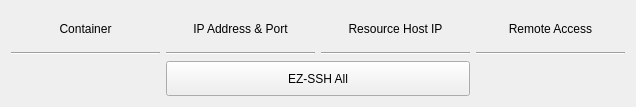
Qt form hub/forms/DlgEnvironment.ui (subutai-io/control-center) before a commit.
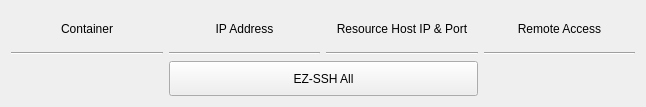
The same form after that commit.

Commit message: cont port to rh port

The edit to the form file:
```diff
--- a/hub/forms/DlgEnvironment.ui
+++ b/hub/forms/DlgEnvironment.ui
@@ -6,7 +6,7 @@
    <rect>
     <x>0</x>
     <y>0</y>
-    <width>636</width>
+    <width>646</width>
     <height>107</height>
    </rect>
   </property>
@@ -27,7 +27,7 @@
    <item row="0" column="2">
     <widget class="QLabel" name="label_10">
      <property name="text">
-      <string>Resource Host IP</string>
+      <string>Resource Host IP &amp; Port</string>
      </property>
      <property name="alignment">
       <set>Qt::AlignCenter</set>
@@ -37,7 +37,7 @@
    <item row="0" column="1">
     <widget class="QLabel" name="label_8">
      <property name="text">
-      <string>IP Address &amp; Port</string>
+      <string>IP Address</string>
      </property>
      <property name="alignment">
       <set>Qt::AlignCenter</set>
```
The commit also changes 1 other file.
